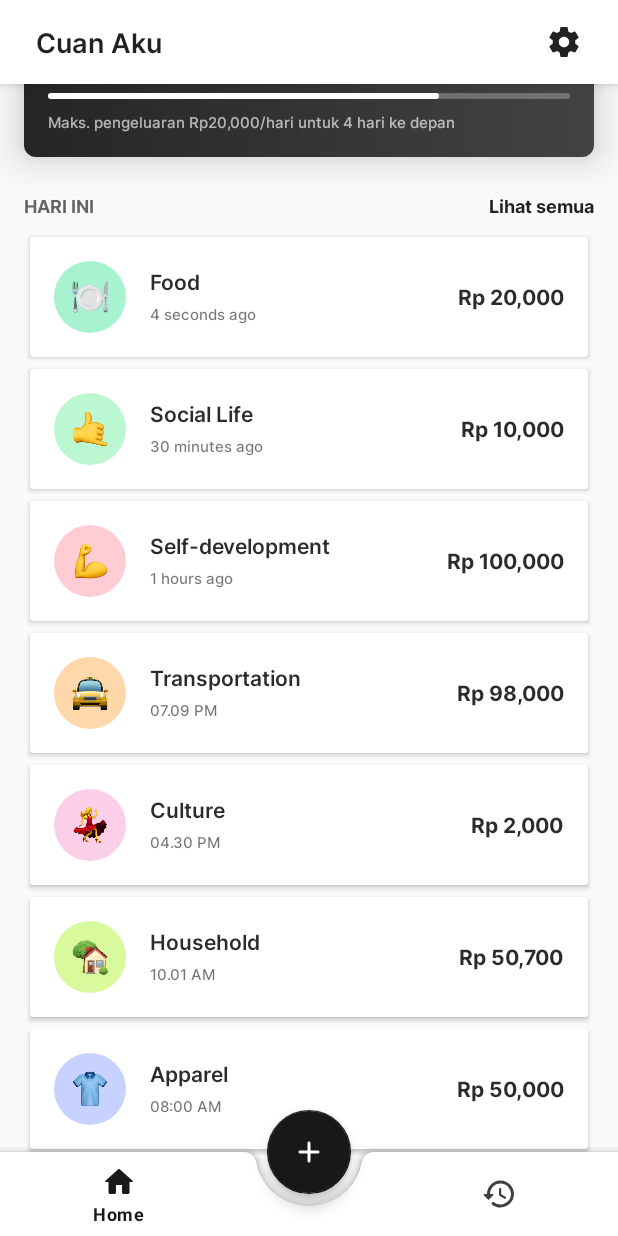
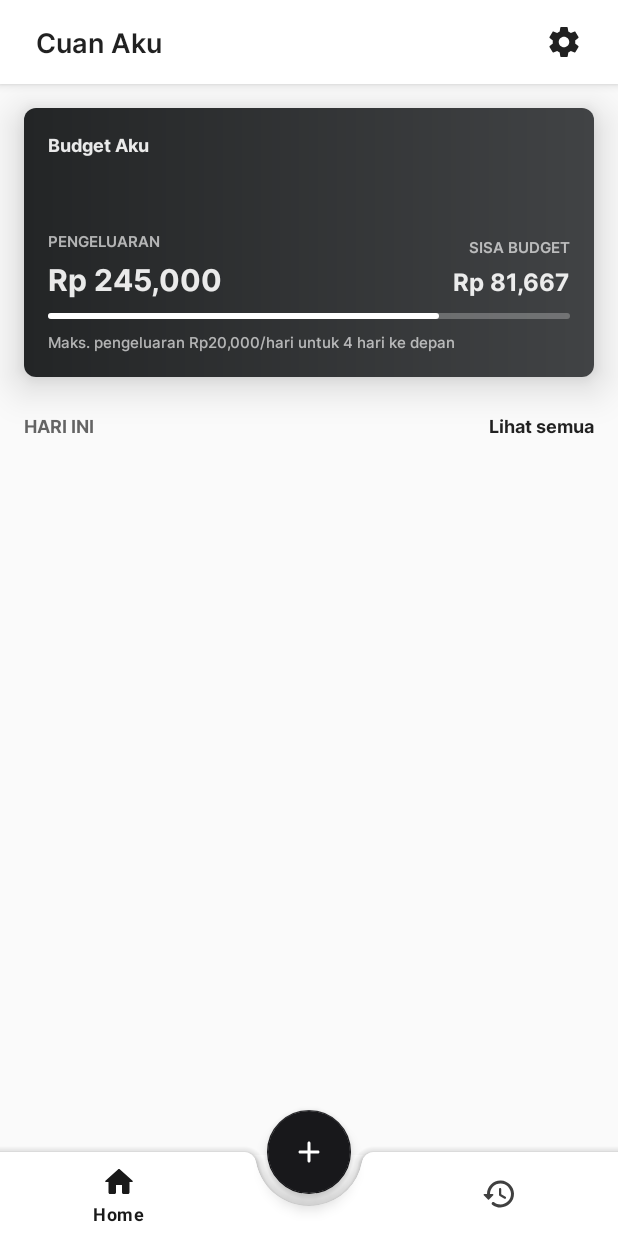
Before and after one commit to hafizhMo/Cuan-Aku, an Android app: the screen it shows after launch (MainActivity), on a phone screen of 412 x 824 dp. Run offline under Robolectric (Android 15) with nearby library versions, the phone set to English and light mode, and no system bars.

```diff
--- a/app/src/main/java/com/hafizhmo/cuanaku/model/Expenses.kt
+++ /dev/null
@@ -1,13 +0,0 @@
-package com.hafizhmo.cuanaku.model
-
-data class Expenses(
-    val timestamp: String,
-    val nominal: String,
-    val category: Category
-){
-    data class Category(
-        val name: String,
-        val color: Int,
-        val image: Int
-    )
-}
--- a/app/src/main/java/com/hafizhmo/cuanaku/ui/fragments/dashboard/DashboardFragment.kt
+++ b/app/src/main/java/com/hafizhmo/cuanaku/ui/fragments/dashboard/DashboardFragment.kt
@@ -1,14 +1,11 @@
 package com.hafizhmo.cuanaku.ui.fragments.dashboard
 
 import android.os.Bundle
-import androidx.fragment.app.Fragment
 import android.view.LayoutInflater
 import android.view.View
 import android.view.ViewGroup
-import androidx.recyclerview.widget.LinearLayoutManager
-import com.hafizhmo.cuanaku.R
+import androidx.fragment.app.Fragment
 import com.hafizhmo.cuanaku.databinding.FragmentDashboardBinding
-import com.hafizhmo.cuanaku.model.Expenses
 
 class DashboardFragment : Fragment() {
 
@@ -18,33 +15,6 @@ class DashboardFragment : Fragment() {
         savedInstanceState: Bundle?
     ): View {
         binding = FragmentDashboardBinding.inflate(layoutInflater, container, false)
-
-        val ftitle = resources.getStringArray(R.array.feature_title)
-        val fcolor = resources.obtainTypedArray(R.array.feature_color)
-        val fimage = resources.obtainTypedArray(R.array.feature_image)
-        val categories: ArrayList<Expenses.Category> = arrayListOf()
-
-        categories.clear()
-        for (i in ftitle.indices)
-            categories.add(Expenses.Category(ftitle[i], fcolor.getResourceId(i, 0), fimage.getResourceId(i, 0)))
-        fcolor.recycle()
-        fimage.recycle()
-
-        val transactions : ArrayList<Expenses> = arrayListOf()
-        transactions.add(Expenses("4 seconds ago", "Rp 20,000", categories.get(0)))
-        transactions.add(Expenses("30 minutes ago", "Rp 10,000", categories.get(1)))
-        transactions.add(Expenses("1 hours ago", "Rp 100,000", categories.get(2)))
-        transactions.add(Expenses("07.09 PM", "Rp 98,000", categories.get(3)))
-        transactions.add(Expenses("04.30 PM", "Rp 2,000", categories.get(4)))
-        transactions.add(Expenses("10.01 AM", "Rp 50,700", categories.get(5)))
-        transactions.add(Expenses("08:00 AM", "Rp 50,000", categories.get(6)))
-
-        binding.rvDashboard.apply {
-            adapter = TransactionAdapter(transactions, requireContext())
-            layoutManager = LinearLayoutManager(requireContext())
-            isNestedScrollingEnabled = false
-        }
-
         return binding.root
     }
 
--- a/app/src/main/java/com/hafizhmo/cuanaku/ui/fragments/dashboard/TransactionAdapter.kt
+++ /dev/null
@@ -1,48 +0,0 @@
-package com.hafizhmo.cuanaku.ui.fragments.dashboard
-
-import android.content.Context
-import android.graphics.Color
-import android.view.LayoutInflater
-import android.view.ViewGroup
-import androidx.core.content.ContextCompat
-import androidx.recyclerview.widget.RecyclerView
-import com.hafizhmo.cuanaku.R
-import com.hafizhmo.cuanaku.databinding.ItemListTransactionBinding
-import com.hafizhmo.cuanaku.model.Expenses
-import java.util.ArrayList
-
-class TransactionAdapter(
-    private val transactions: ArrayList<Expenses>,
-    private val context: Context
-) : RecyclerView.Adapter<TransactionAdapter.ViewHolder>() {
-
-    inner class ViewHolder(val binding: ItemListTransactionBinding) :
-        RecyclerView.ViewHolder(binding.root) {
-        fun onBind(expenses: Expenses) {
-            with(binding) {
-                tvItemNominal.text = expenses.nominal
-                tvItemTimestamp.text = expenses.timestamp
-                tvItemTitle.text = expenses.category.name
-                ivItemCategory.setImageResource(expenses.category.image)
-                ivItemCategory.setBackgroundColor(
-                    ContextCompat.getColor(context, expenses.category.color)
-                )
-            }
-        }
-    }
-
-    override fun onCreateViewHolder(
-        parent: ViewGroup,
-        viewType: Int
-    ): TransactionAdapter.ViewHolder = ViewHolder(
-        ItemListTransactionBinding
-            .inflate(LayoutInflater.from(parent.context), parent, false)
-    )
-
-    override fun onBindViewHolder(holder: TransactionAdapter.ViewHolder, position: Int) {
-        holder.onBind(transactions.get(position))
-    }
-
-    override fun getItemCount(): Int = transactions.size
-
-}
--- a/build.gradle
+++ b/build.gradle
@@ -6,7 +6,7 @@ buildscript {
     }
     dependencies {
         classpath "com.android.tools.build:gradle:7.0.3"
-        classpath "org.jetbrains.kotlin:kotlin-gradle-plugin:1.5.20"
+        classpath 'org.jetbrains.kotlin:kotlin-gradle-plugin:1.6.10'
 
         // NOTE: Do not place your application dependencies here; they belong
         // in the individual module build.gradle files
```
Also changed, not shown: app/build.gradle (+11 -0 lines), app/src/main/java/com/hafizhmo/cuanaku/ui/activities/main/CategoryAdapter.kt (deleted, +0 -36 lines).
